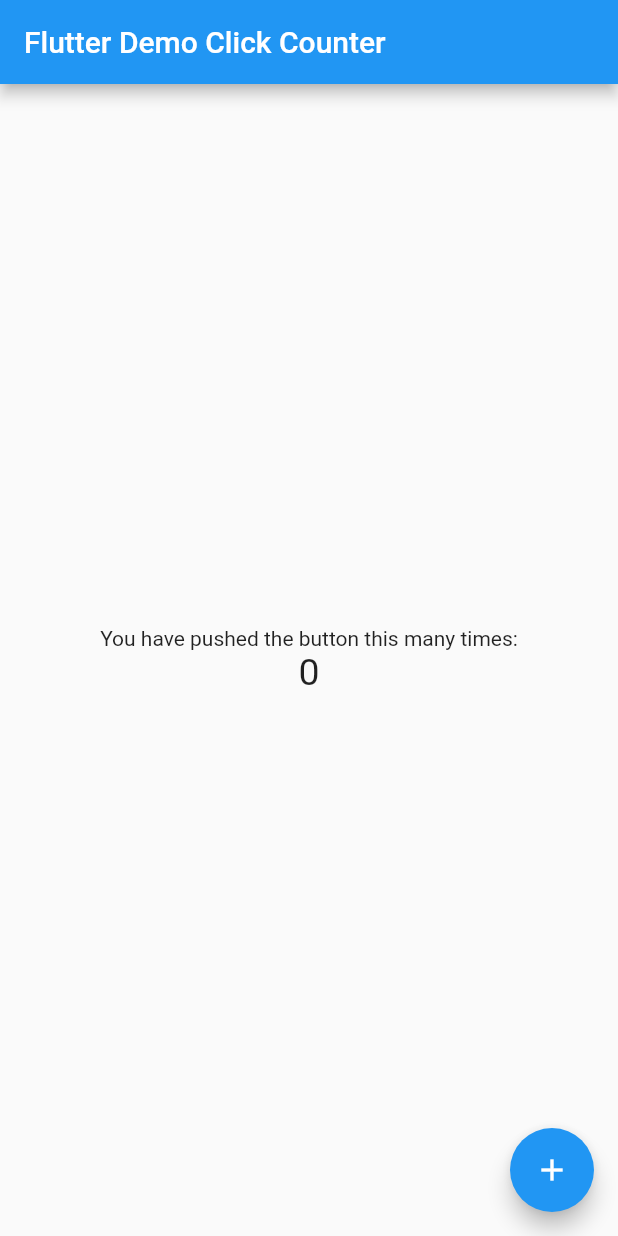
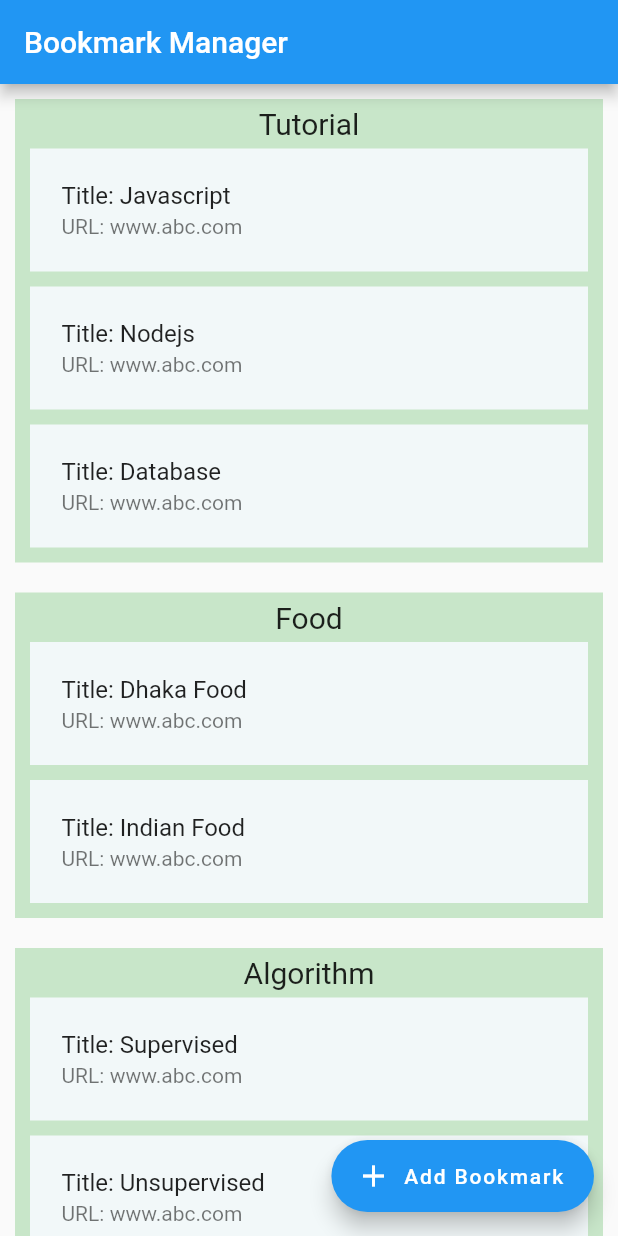
Before and after one commit to MMonirHossain/Bookmark_Manager, a Flutter app: the screen it shows after launch, on a phone screen of 412 x 824 dp. Run offline on Flutter 3.47's test engine with Material 2 defaults, Android fonts, the phone set to English and light mode, and no system bars.

Commit message:
First Upload

```diff
--- a/lib/main.dart
+++ b/lib/main.dart
@@ -4,7 +4,7 @@ void main() => runApp(MyApp());
 
 class MyApp extends StatelessWidget {
   const MyApp({super.key});
-  static const String _title = 'Flutter Stateful Clicker Counter';
+  static const String _title = 'Bookmark Manager';
   // This widget is the root of your application.
   @override
   Widget build(BuildContext context) {
@@ -20,10 +20,7 @@ class MyApp extends StatelessWidget {
 
 class MyHomePage extends StatefulWidget {
   const MyHomePage({super.key});
-  // This widget is the home page of your application. It is stateful, meaning
-  // that it has a State object (defined below) that contains fields that affect
-  // how it looks.
-  // This class is the configuration for the state.
+
   @override
   _MyHomePageState createState() => _MyHomePageState();
 }
@@ -31,61 +28,178 @@ class MyHomePage extends StatefulWidget {
 class _MyHomePageState extends State<MyHomePage> {
   int _counter = 0;
 
+  List<Category> categories = [
+    Category(name: "Tutorial"),
+    Category(name: "Food"),
+    Category(name: "Algorithm"),
+  ];
+
+  List<Bookmark> bookMarks = [
+    Bookmark(title: "Javascript", url: "www.abc.com", cat: "Tutorial"),
+    Bookmark(title: "Nodejs", url: "www.abc.com", cat: "Tutorial"),
+    Bookmark(title: "Database", url: "www.abc.com", cat: "Tutorial"),
+    Bookmark(title: "Dhaka Food", url: "www.abc.com", cat: "Food"),
+    Bookmark(title: "Indian Food", url: "www.abc.com", cat: "Food"),
+    Bookmark(title: "Supervised", url: "www.abc.com", cat: "Algorithm"),
+    Bookmark(title: "Unsupervised", url: "www.abc.com", cat: "Algorithm"),
+    Bookmark(title: "Generic", url: "www.abc.com", cat: "Algorithm"),
+  ];
+
   void _incrementCounter() {
     setState(() {
-      // This call to setState tells the Flutter framework that something has
-      // changed in this State, which causes it to rerun the build method below
-      // so that the display can reflect the updated values. If we changed
-      // _counter without calling setState(), then the build method would not be
-      // called again, and so nothing would appear to happen.
       _counter++;
     });
   }
 
   @override
   Widget build(BuildContext context) {
-    // This method is rerun every time setState is called, for instance as done
-    // by the _incrementCounter method above.
-    //
-    // The Flutter framework has been optimized to make rerunning build methods
-    // fast, so that you can just rebuild anything that needs updating rather
-    // than having to individually change instances of widgets.
     return Scaffold(
       appBar: AppBar(
-        // Here we take the value from the MyHomePage object that was created by
-        // the App.build method, and use it to set our appbar title.
-        title: Text('Flutter Demo Click Counter'),
+        title: Text('Bookmark Manager'),
       ),
-      body: Center(
-        // Center is a layout widget. It takes a single child and positions it
-        // in the middle of the parent.
+
+      // main body start
+      //
+      body: SingleChildScrollView(
         child: Column(
-          // Column is also a layout widget. It takes a list of children and
-          // arranges them vertically. By default, it sizes itself to fit its
-          // children horizontally, and tries to be as tall as its parent.
-          //
-          // Column has various properties to control how it sizes itself and
-          // how it positions its children. Here we use mainAxisAlignment to
-          // center the children vertically; the main axis here is the vertical
-          // axis because Columns are vertical (the cross axis would be
-          // horizontal).
-          mainAxisAlignment: MainAxisAlignment.center,
-          children: <Widget>[
-            Text(
-              'You have pushed the button this many times:',
+            children: categories.map((category) {
+          return Container(
+            child: Column(
+              children: [
+                Text(
+                  category.name,
+                  style: TextStyle(
+                    fontSize: 20,
+                  ),
+                ),
+                Column(
+                  children: bookMarks.where((bookmark) {
+                    return bookmark.cat == category.name;
+                  }).map((bookmark) {
+                    return Container(
+                      child: ListTile(
+                        title: Text("Title: " + bookmark.title),
+                        subtitle: Text("URL: " + bookmark.url),
+                      ),
+                      margin: EdgeInsets.all(5),
+                      padding: EdgeInsets.all(5),
+                      color: Color(0xfff2f8f9),
+                    );
+                  }).toList(),
+                ),
+              ],
             ),
-            Text(
-              '$_counter',
-              style: TextStyle(fontSize: 25),
-            ),
-          ],
+            margin: EdgeInsets.all(10),
+            padding: EdgeInsets.all(5),
+            color: Colors.green[100],
+          );
+        }).toList()),
+      ),
+
+      // floting action button start
+      //floatingActionButton: FloatingActionButton(
+      floatingActionButton: FloatingActionButton.extended(
+        //onPressed: _incrementCounter,
+
+        onPressed: () {
+          showDialog(
+              context: context,
+              builder: (BuildContext context) {
+                return AlertDialog(
+                  content: Stack(
+                    children: [
+                      Positioned(
+                        right: -40.0,
+                        top: -40.0,
+                        child: InkResponse(
+                          onTap: () {
+                            Navigator.of(context).pop();
+                          },
+                          child: CircleAvatar(
+                            child: Icon(Icons.close),
+                            backgroundColor: Colors.red,
+                          ),
+                        ),
+                      ),
+                      Form(
+                          child: Column(
+                        children: [
+                          Padding(
+                            padding: EdgeInsets.all(8.0),
+                            child: Text("Add BookMark"),
+                          ),
+                          Padding(
+                            padding: EdgeInsets.all(8.0),
+                            child: TextField(
+                              decoration:
+                                  InputDecoration(hintText: "Enter Title"),
+                            ),
+                          ),
+                          Padding(
+                            padding: EdgeInsets.all(8.0),
+                            child: TextField(
+                              decoration:
+                                  InputDecoration(hintText: "Enter URL"),
+                            ),
+                          ),
+                          Padding(
+                            padding: EdgeInsets.all(8.0),
+                            child: TextField(
+                              decoration: InputDecoration(hintText: "Category"),
+                            ),
+                          ),
+                          Padding(
+                            padding: EdgeInsets.all(8.0),
+                            child: Row(
+                              children: [
+                                Flexible(
+                                  child: ElevatedButton(
+                                    onPressed: () {
+                                      Navigator.of(context).pop();
+                                    },
+                                    child: Text("Cancel"),
+                                  ),
+                                  flex: 1,
+                                ),
+                                Flexible(
+                                  child: ElevatedButton(
+                                    onPressed: () {},
+                                    child: Text("Save"),
+                                  ),
+                                  flex: 1,
+                                ),
+                              ],
+                            ),
+                          ),
+                        ],
+                      ))
+                    ],
+                  ),
+                );
+              });
+        },
+        //tooltip: 'Increment',
+        //child: Icon(Icons.add),
+        icon: Icon(Icons.add),
+        label: Text(
+          'Add Bookmark',
+          style: TextStyle(
+            fontSize: 14,
+          ),
         ),
-      ),
-      floatingActionButton: FloatingActionButton(
-        onPressed: _incrementCounter,
-        tooltip: 'Increment',
-        child: Icon(Icons.add),
+
+        //child: const Text("Add Bookmark"),
       ),
     );
   }
 }
+
+class Bookmark {
+  String title, url, cat;
+  Bookmark({required this.title, required this.url, required this.cat});
+}
+
+class Category {
+  String name;
+  Category({required this.name});
+}
```
